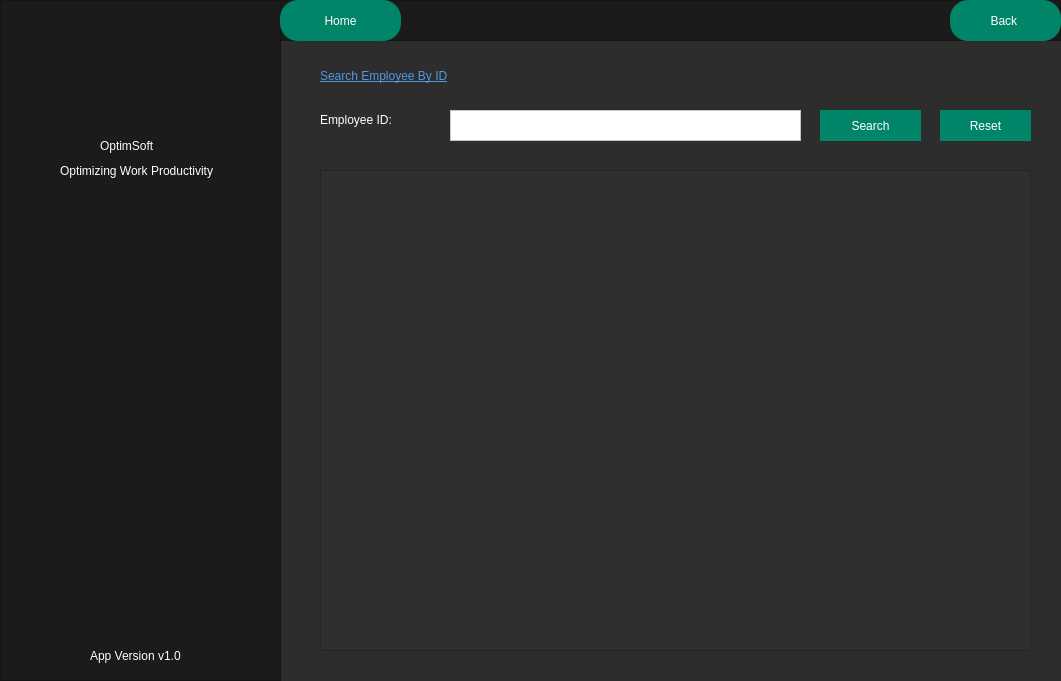
The window that qtPro/mainwindow.ui (Maliksaad231224/QT-C-Software-House-Database-System) describes before a commit, drawn with Qt 5.
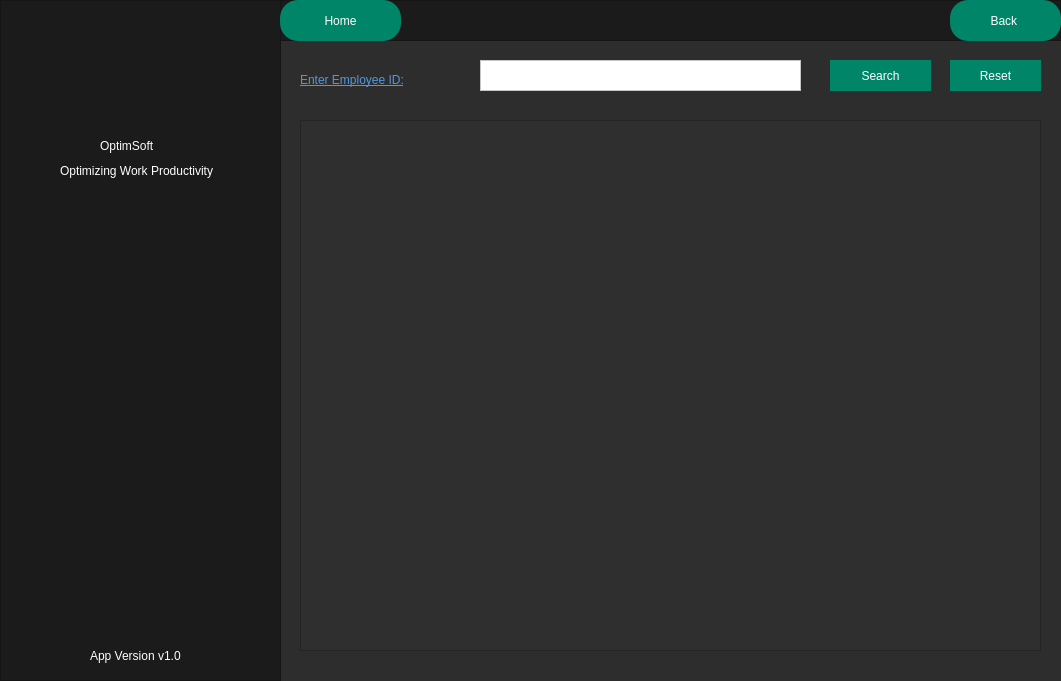
The same window after the commit. The open tabs and pages were chosen to show the change. Icons and pictures are not drawn.

Diff of the .ui file:
```diff
--- a/qtPro/mainwindow.ui
+++ b/qtPro/mainwindow.ui
@@ -4414,47 +4414,30 @@
        </property>
       </widget>
      </widget>
-     <widget class="QLabel" name="label_133">
-      <property name="geometry">
-       <rect>
-        <x>320</x>
-        <y>60</y>
-        <width>221</width>
-        <height>31</height>
-       </rect>
-      </property>
-      <property name="styleSheet">
-       <string notr="true">color: rgb(80, 151, 225);
-
-font: italic 13pt &quot;Times New Roman&quot;;
-text-decoration: underline;</string>
-      </property>
-      <property name="text">
-       <string>Search Employee By ID</string>
-      </property>
-     </widget>
      <widget class="QLabel" name="label_134">
       <property name="geometry">
        <rect>
-        <x>320</x>
-        <y>110</y>
-        <width>101</width>
+        <x>300</x>
+        <y>70</y>
+        <width>181</width>
         <height>20</height>
        </rect>
       </property>
       <property name="styleSheet">
-       <string notr="true">color:white;
-font: 10pt &quot;Tahoma&quot;;</string>
+       <string notr="true">color: rgb(80, 151, 225);
+
+font: italic 13pt &quot;Times New Roman&quot;;
+text-decoration: underline;</string>
       </property>
       <property name="text">
-       <string>Employee ID:</string>
+       <string>Enter Employee ID:</string>
       </property>
      </widget>
      <widget class="QPushButton" name="pushButton_39">
       <property name="geometry">
        <rect>
-        <x>820</x>
-        <y>110</y>
+        <x>830</x>
+        <y>60</y>
         <width>101</width>
         <height>31</height>
        </rect>
@@ -4485,9 +4468,9 @@
      <widget class="QPlainTextEdit" name="disemp">
       <property name="geometry">
        <rect>
-        <x>450</x>
-        <y>110</y>
-        <width>351</width>
+        <x>480</x>
+        <y>60</y>
+        <width>321</width>
         <height>31</height>
        </rect>
       </property>
@@ -4500,10 +4483,10 @@
      <widget class="QTableView" name="searchemptable">
       <property name="geometry">
        <rect>
-        <x>320</x>
-        <y>170</y>
-        <width>711</width>
-        <height>481</height>
+        <x>300</x>
+        <y>120</y>
+        <width>741</width>
+        <height>531</height>
        </rect>
       </property>
       <property name="styleSheet">
@@ -4549,8 +4532,8 @@
      <widget class="QPushButton" name="searchresetemp">
       <property name="geometry">
        <rect>
-        <x>940</x>
-        <y>110</y>
+        <x>950</x>
+        <y>60</y>
         <width>91</width>
         <height>31</height>
        </rect>
```
Left out of the diff: 114 changed lines with no effect on the pictures.
